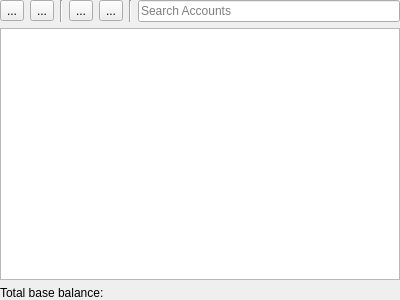
This is src/views/ui_files/widgets/account_tree_widget.ui in JakubFranek/Kapytal as Qt 5 draws it before an edit. The edited form follows.
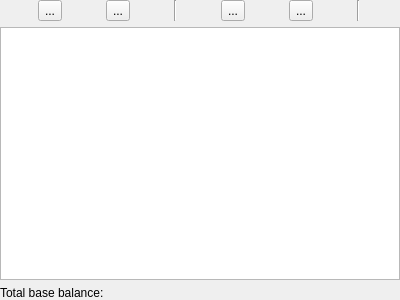
This is the edited form.

Commit message:
Hide AccountTree Native balance column dynamically
Add AccountTreePresenter._set_native_balance_column_visibility method.
Ignore N802 linter warning in src/views, remove redundant noqa comments.
Create SmallLineEdit, a custom QLineEdit with small sizeHint override.

Diff of the .ui file:
```diff
--- a/src/views/ui_files/widgets/account_tree_widget.ui
+++ b/src/views/ui_files/widgets/account_tree_widget.ui
@@ -10,6 +10,12 @@
     <height>300</height>
    </rect>
   </property>
+  <property name="sizePolicy">
+   <sizepolicy hsizetype="Fixed" vsizetype="Preferred">
+    <horstretch>0</horstretch>
+    <verstretch>0</verstretch>
+   </sizepolicy>
+  </property>
   <property name="windowTitle">
    <string>Form</string>
   </property>
@@ -76,22 +82,12 @@
        </property>
       </widget>
      </item>
-     <item>
-      <widget class="QLineEdit" name="searchLineEdit">
-       <property name="toolTip">
-        <string>&lt;html&gt;&lt;head/&gt;&lt;body&gt;&lt;p&gt;Special characters:&lt;/p&gt;&lt;p&gt;* matches zero or more of any characters&lt;br/&gt;? matches any single character&lt;br/&gt;[...] matches any character within square brackets&lt;/p&gt;&lt;/body&gt;&lt;/html&gt;</string>
-       </property>
-       <property name="placeholderText">
-        <string>Search Accounts</string>
-       </property>
-      </widget>
-     </item>
     </layout>
    </item>
    <item>
     <widget class="QTreeView" name="treeView">
      <property name="sizePolicy">
-      <sizepolicy hsizetype="MinimumExpanding" vsizetype="Expanding">
+      <sizepolicy hsizetype="Minimum" vsizetype="Expanding">
        <horstretch>0</horstretch>
        <verstretch>0</verstretch>
       </sizepolicy>
```
The commit also changes 12 other files.
